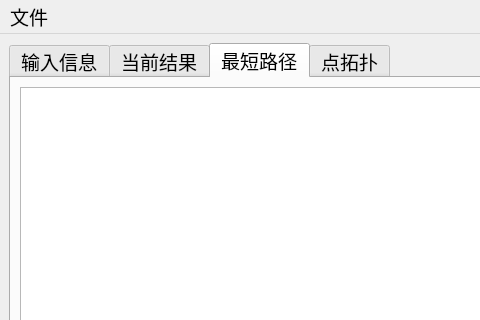
shenzuzhenwang/QKDSim, file GUI/qkdsim.ui: the form before one commit; both pictures show x 0 to 480 and y 0 to 320 of the 1228 by 645 pixel window.
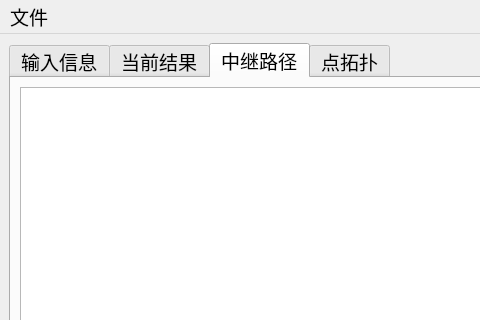
The form after the commit. The open tabs and pages were chosen to show the change.

Commit message: update page name

```diff
--- a/GUI/qkdsim.ui
+++ b/GUI/qkdsim.ui
@@ -337,7 +337,7 @@
       </widget>
       <widget class="QWidget" name="tab_4">
        <attribute name="title">
-        <string>最短路径</string>
+        <string>中继路径</string>
        </attribute>
        <layout class="QFormLayout" name="formLayout_4">
         <item row="0" column="0" colspan="2">
```
Left out of the diff: 4 changed lines with no effect on the pictures.
